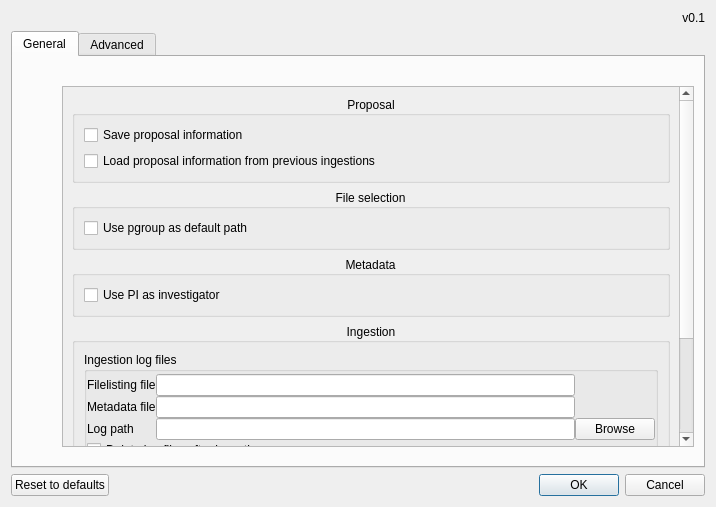
Before: the Qt Designer form PSIArchiver/settings.ui in paulscherrerinstitute/scicat-qt, drawn with Qt 5.
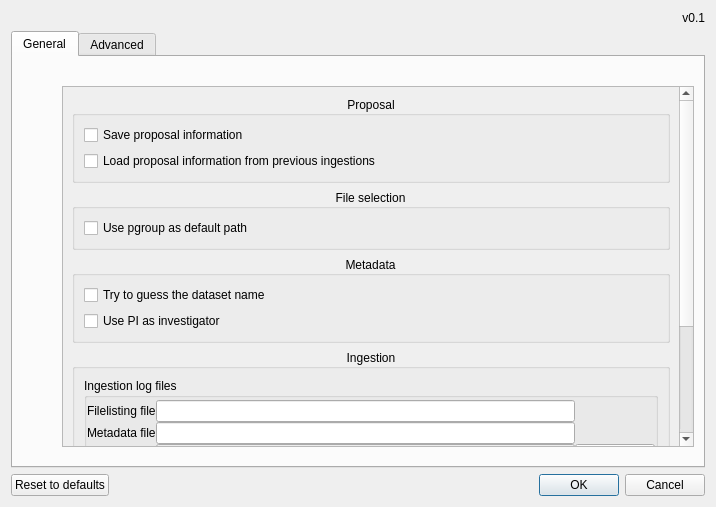
After: the same form once the commit is applied.

Commit message: added datasetname guess

What changed in the file:
```diff
--- a/PSIArchiver/settings.ui
+++ b/PSIArchiver/settings.ui
@@ -84,9 +84,9 @@
                 <property name="geometry">
                  <rect>
                   <x>0</x>
-                  <y>-240</y>
+                  <y>0</y>
                   <width>601</width>
-                  <height>570</height>
+                  <height>598</height>
                  </rect>
                 </property>
                 <layout class="QVBoxLayout" name="verticalLayout_12">
@@ -144,6 +144,13 @@
                     <set>Qt::AlignCenter</set>
                    </property>
                    <layout class="QVBoxLayout" name="verticalLayout_10">
+                    <item>
+                     <widget class="QCheckBox" name="checkBoxGuessDatasetname">
+                      <property name="text">
+                       <string>Try to guess the dataset name</string>
+                      </property>
+                     </widget>
+                    </item>
                     <item>
                      <widget class="QCheckBox" name="checkBoxInvestigatorIsPI">
                       <property name="text">
```
The commit also changes 4 other files.
